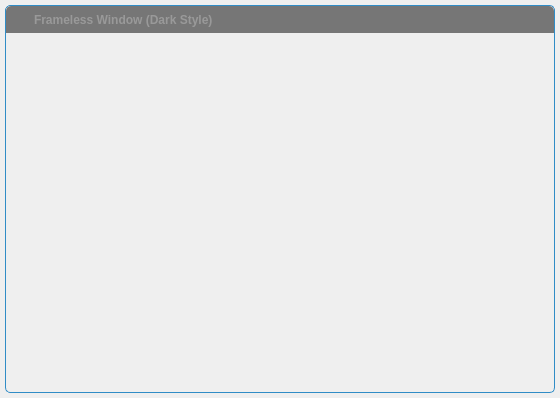
Qt form GH Injector GUI/framelesswindow/framelesswindow.ui (guidedhacking/GH-Injector-GUI) before a commit.
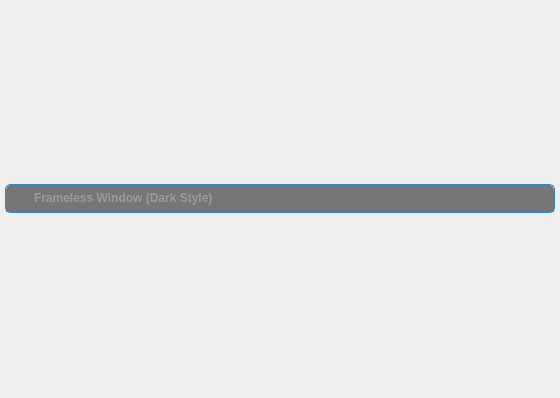
The same form after that commit. Icons and pictures are not drawn. Custom widgets are drawn as their Qt base class.

Diff of the .ui file:
```diff
--- a/GH Injector GUI/framelesswindow/framelesswindow.ui
+++ b/GH Injector GUI/framelesswindow/framelesswindow.ui
@@ -34,6 +34,12 @@
    </property>
    <item>
     <widget class="QWidget" name="windowFrame" native="true">
+     <property name="sizePolicy">
+      <sizepolicy hsizetype="Preferred" vsizetype="Fixed">
+       <horstretch>0</horstretch>
+       <verstretch>0</verstretch>
+      </sizepolicy>
+     </property>
      <property name="autoFillBackground">
       <bool>false</bool>
      </property>
@@ -94,6 +100,12 @@
          </property>
          <item>
           <widget class="QLabel" name="spacer">
+           <property name="sizePolicy">
+            <sizepolicy hsizetype="Preferred" vsizetype="Fixed">
+             <horstretch>0</horstretch>
+             <verstretch>0</verstretch>
+            </sizepolicy>
+           </property>
            <property name="minimumSize">
             <size>
              <width>4</width>
@@ -110,6 +122,12 @@
          </item>
          <item>
           <widget class="QLabel" name="icon">
+           <property name="sizePolicy">
+            <sizepolicy hsizetype="Preferred" vsizetype="Fixed">
+             <horstretch>0</horstretch>
+             <verstretch>0</verstretch>
+            </sizepolicy>
+           </property>
            <property name="minimumSize">
             <size>
              <width>16</width>
@@ -132,6 +150,12 @@
          </item>
          <item>
           <widget class="QLabel" name="titleText">
+           <property name="sizePolicy">
+            <sizepolicy hsizetype="Preferred" vsizetype="Fixed">
+             <horstretch>0</horstretch>
+             <verstretch>0</verstretch>
+            </sizepolicy>
+           </property>
            <property name="font">
             <font>
              <weight>75</weight>
@@ -152,6 +176,12 @@
          </item>
          <item>
           <widget class="QToolButton" name="minimizeButton">
+           <property name="sizePolicy">
+            <sizepolicy hsizetype="Fixed" vsizetype="Fixed">
+             <horstretch>0</horstretch>
+             <verstretch>0</verstretch>
+            </sizepolicy>
+           </property>
            <property name="font">
             <font>
              <weight>75</weight>
@@ -181,6 +211,12 @@
          </item>
          <item>
           <widget class="QToolButton" name="closeButton">
+           <property name="sizePolicy">
+            <sizepolicy hsizetype="Fixed" vsizetype="Fixed">
+             <horstretch>0</horstretch>
+             <verstretch>0</verstretch>
+            </sizepolicy>
+           </property>
            <property name="font">
             <font>
              <weight>75</weight>
@@ -211,6 +247,12 @@
       </item>
       <item>
        <widget class="QWidget" name="windowContent" native="true">
+        <property name="sizePolicy">
+         <sizepolicy hsizetype="Preferred" vsizetype="Fixed">
+          <horstretch>0</horstretch>
+          <verstretch>0</verstretch>
+         </sizepolicy>
+        </property>
         <property name="autoFillBackground">
          <bool>false</bool>
         </property>
```
